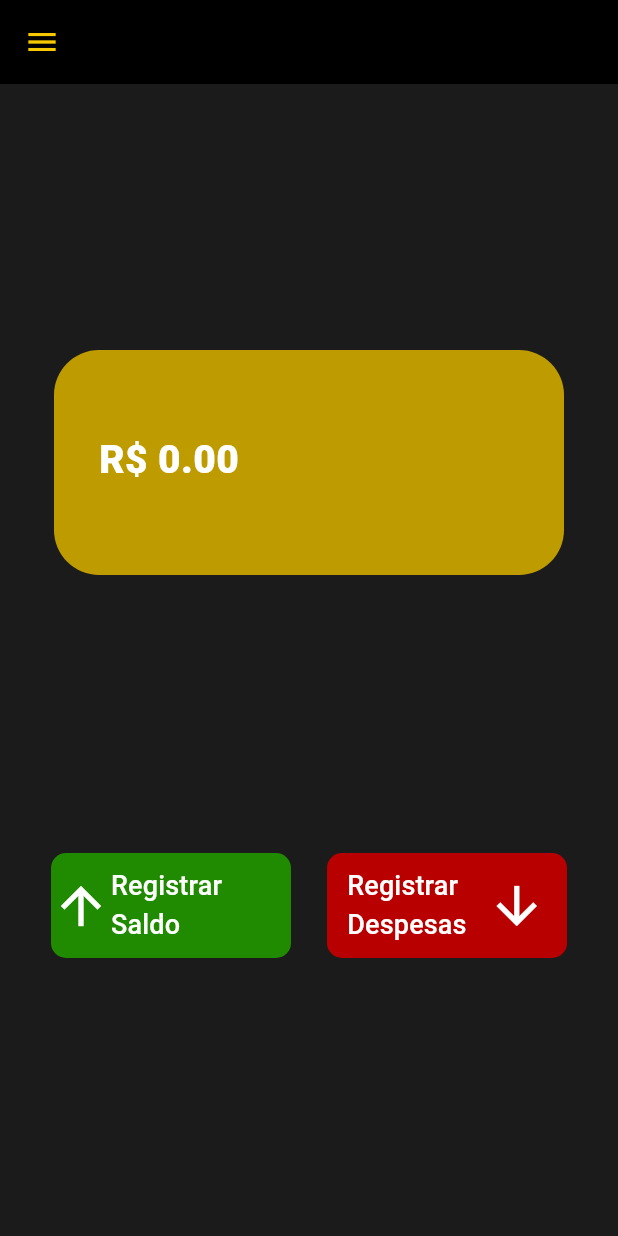
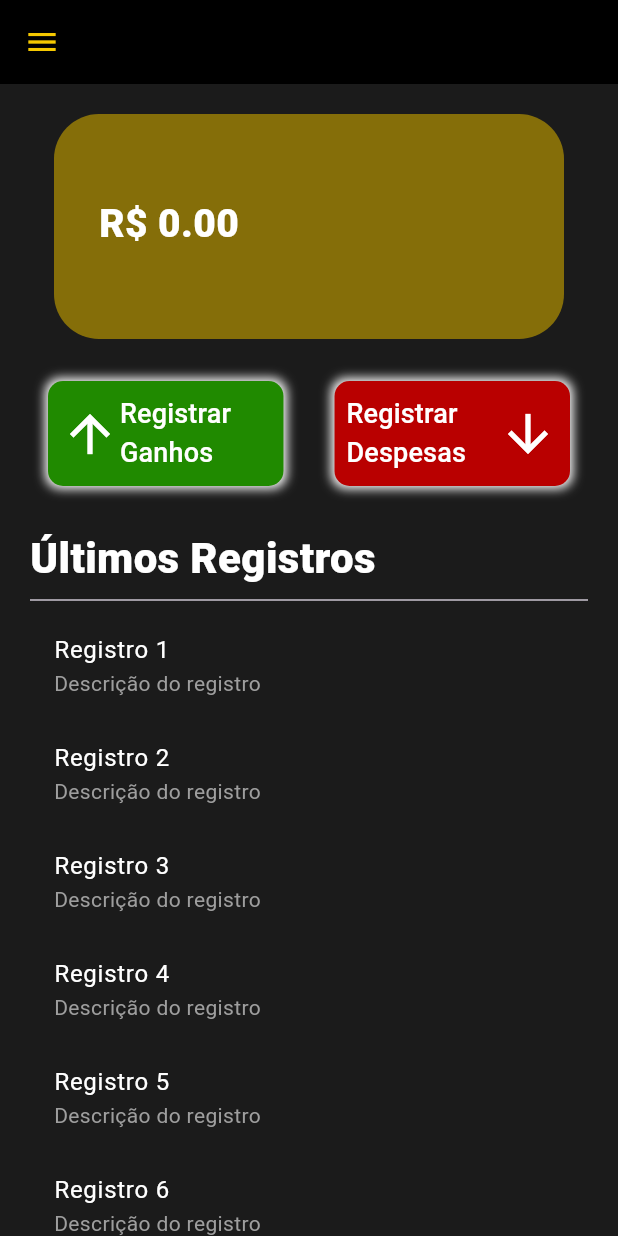
Before and after one commit to Leonardo-Figueiredo-do-Nascimento/Pluto-Finance, a Flutter app: the HomePage screen opened directly, on a phone screen of 412 x 824 dp. Run offline on Flutter 3.47's test engine with Material 3 defaults, Android fonts, the phone set to English and light mode, and no system bars.

Commit message:
Lista de registros adicionada a pagina home e criação da classe registros

```diff
--- a/lib/contexts/UsuarioContext.dart
+++ b/lib/contexts/UsuarioContext.dart
@@ -1,4 +1,5 @@
 import 'package:flutter/material.dart';
+import 'package:pluto_finance/models/Registro.dart';
 import 'package:pluto_finance/models/Usuario.dart';
 
 class UsuarioContext extends ChangeNotifier {
@@ -11,6 +12,7 @@ class UsuarioContext extends ChangeNotifier {
   String? get senha => _usuario.senha;
   String? get telefone => _usuario.telefone;
   double get saldoTotal => _usuario.saldoTotal;
+  List<Registro> get registros => _usuario.registros;
 
   void setUsuarioId(int id) {
     _usuario.usuarioId = id;
@@ -53,4 +55,7 @@ class UsuarioContext extends ChangeNotifier {
       notifyListeners();
     }
   }
+  void adicionarRegistro(Registro registro){
+    _usuario.registros.add(registro);
+  }
 }
--- /dev/null
+++ b/lib/models/Registro.dart
@@ -0,0 +1,15 @@
+class Registro {
+  int? registroId;
+  int? usuarioId;
+  String? tipo;
+  double? quantia;
+  DateTime? dataRegistro;
+
+  Registro({
+    this.registroId,
+    this.usuarioId,
+    this.tipo,
+    this.quantia,
+    this.dataRegistro,
+  });
+}
--- a/lib/models/Usuario.dart
+++ b/lib/models/Usuario.dart
@@ -1,3 +1,5 @@
+import 'package:pluto_finance/models/Registro.dart';
+
 class Usuario{
   int? usuarioId;
   String? nome;
@@ -5,13 +7,15 @@ class Usuario{
   String? senha;
   String? telefone;
   double saldoTotal = 0.00;
+  List<Registro> registros;
 
   Usuario({
-    int? usuarioId,
-    String? nome,
-    String? email,
-    String? senha,
-    String? telefone,
-    double carteira = 0.00,
+    this.usuarioId,
+    this.nome,
+    this.email,
+    this.senha,
+    this.telefone,
+    this.saldoTotal = 0.00,
+    this.registros = const [],
   });
 }
--- a/lib/pages/Home/HomePage.dart
+++ b/lib/pages/Home/HomePage.dart
@@ -23,11 +23,14 @@ class _HomePageState extends State<HomePage> {
     return Scaffold(
       appBar: AppBar(
         backgroundColor: Colors.black,
-        iconTheme: IconThemeData(color: Color.fromARGB(255, 245, 200, 0)),
+        iconTheme: const IconThemeData(color: Color.fromARGB(255, 245, 200, 0)),
       ),
-      drawer: UserDrawer(),
-      backgroundColor: Color.fromARGB(255, 27, 27, 27),
-      body: Center(
+      drawer: const UserDrawer(),
+      backgroundColor: const Color.fromARGB(255, 27, 27, 27),
+      body: SingleChildScrollView(
+        child: Center(
+          child: Padding(
+            padding: const EdgeInsets.all(20),
             child: Column(
               mainAxisAlignment: MainAxisAlignment.spaceEvenly,
               children: [
@@ -35,63 +38,122 @@ class _HomePageState extends State<HomePage> {
                   height: 150,
                   width: 340,
                   decoration: BoxDecoration(
-                color: Color.fromARGB(255, 190, 156, 0),
+                    color: const Color.fromARGB(166, 190, 155, 0),
                     borderRadius: BorderRadius.circular(30),
                   ),
-              padding: EdgeInsets.symmetric(horizontal: 30, vertical: 55),
+                  padding: const EdgeInsets.symmetric(horizontal: 30, vertical: 55),
                   child: Text(
                     "R\$ ${usuarioContext.saldoTotal.toStringAsFixed(2)}",
                     style: TextStyle(
                       fontSize: 26,
-                  color:
-                      usuarioContext.saldoTotal < 0.0
+                      color: usuarioContext.saldoTotal < 0.0
                           ? const Color.fromARGB(255, 197, 13, 0)
                           : Colors.white,
                       fontWeight: FontWeight.w900,
                     ),
                   ),
                 ),
+                const SizedBox(height: 20),
                 Row(
                   mainAxisAlignment: MainAxisAlignment.center,
                   children: [
-                TextButton(
+                    Expanded(
+                      child: TextButton(
                         onPressed: () {},
                         child: Container(
                           height: 70,
-                    width: 160,
                           decoration: BoxDecoration(
-                      color: Color.fromARGB(255, 32, 138, 0),
+                            color: const Color.fromARGB(255, 32, 138, 0),
                             borderRadius: BorderRadius.circular(10),
-                    ),
-                    child: Row(
-                      children: [
-                        Icon(Icons.arrow_upward_sharp,size: 40,color: Colors.white),
-                        Text("Registrar\nSaldo",maxLines: 2,overflow: TextOverflow.ellipsis,style: TextStyle(fontSize: 18, color: Colors.white),)
+                            boxShadow: const [
+                              BoxShadow(color: Colors.white, blurRadius: 5, spreadRadius: 2),
                             ],
                           ),
-                  )),
-                TextButton(
+                          padding: const EdgeInsets.all(8),
+                          child: Row(
+                            mainAxisAlignment: MainAxisAlignment.center,
+                            children: const [
+                              Icon(Icons.arrow_upward_sharp, size: 40, color: Colors.white),
+                              Expanded(
+                                child: Text(
+                                  "Registrar Ganhos",
+                                  style: TextStyle(fontSize: 18, color: Colors.white),
+                                ),
+                              ),
+                            ],
+                          ),
+                        ),
+                      ),
+                    ),
+                    const SizedBox(width: 10),
+                    Expanded(
+                      child: TextButton(
                         onPressed: () {},
                         child: Container(
                           height: 70,
-                    width: 160,
                           decoration: BoxDecoration(
-                      color: Color.fromARGB(255, 185, 0, 0),
+                            color: const Color.fromARGB(255, 185, 0, 0),
                             borderRadius: BorderRadius.circular(10),
-                    ),
-                    child: Row(
-                      mainAxisAlignment: MainAxisAlignment.spaceEvenly,
-                      children: [
-                        Text("Registrar\nDespesas",maxLines: 2,overflow: TextOverflow.ellipsis,style: TextStyle(fontSize: 18, color: Colors.white)),
-                        Icon(Icons.arrow_downward_sharp,size: 40,color: Colors.white),
+                            boxShadow: const [
+                              BoxShadow(color: Colors.white, blurRadius: 5, spreadRadius: 2),
                             ],
                           ),
-                  )),
+                          padding: const EdgeInsets.all(8),
+                          child: Row(
+                            mainAxisAlignment: MainAxisAlignment.center,
+                            children: const [
+                              Expanded(
+                                child: Text(
+                                  "Registrar Despesas",
+                                  style: TextStyle(fontSize: 18, color: Colors.white),
+                                ),
+                              ),
+                              Icon(Icons.arrow_downward_sharp, size: 40, color: Colors.white),
+                            ],
+                          ),
+                        ),
+                      ),
+                    ),
+                  ],
+                ),
+                const SizedBox(height: 20),
+                Column(
+                  crossAxisAlignment: CrossAxisAlignment.start,
+                  children: [
+                    const Text(
+                      "Últimos Registros",
+                      style: TextStyle(
+                        color: Colors.white,
+                        fontSize: 28,
+                        fontWeight: FontWeight.w900,
+                      ),
+                    ),
+                    const Divider(),
+                    // Adicione uma lista para simular os registros
+                    ListView.builder(
+                      shrinkWrap: true,
+                      physics: const NeverScrollableScrollPhysics(),
+                      itemCount: 10, // Simulação de 10 registros
+                      itemBuilder: (context, index) {
+                        return ListTile(
+                          title: Text(
+                            "Registro ${index + 1}",
+                            style: const TextStyle(color: Colors.white),
+                          ),
+                          subtitle: const Text(
+                            "Descrição do registro",
+                            style: TextStyle(color: Colors.grey),
+                          ),
+                        );
+                      },
+                    ),
                   ],
                 ),
               ],
             ),
           ),
+        ),
+      ),
     );
   }
 }
--- a/lib/widgets/Drawer/UserDrawer.dart
+++ b/lib/widgets/Drawer/UserDrawer.dart
@@ -66,7 +66,7 @@ class _UserDrawerState extends State<UserDrawer> {
                     },
                     child: Row(
                       children: [
-                        Icon(Icons.insights, size: 24,color: Colors.white),
+                        Icon(Icons.assignment, size: 24,color: Colors.white),
                         SizedBox(width: 10,),
                         Text("Consultar Registros", style: TextStyle(fontSize: 20,color: Colors.white),)
                       ]
```
Lines whose indentation alone changed are shown as unchanged.
